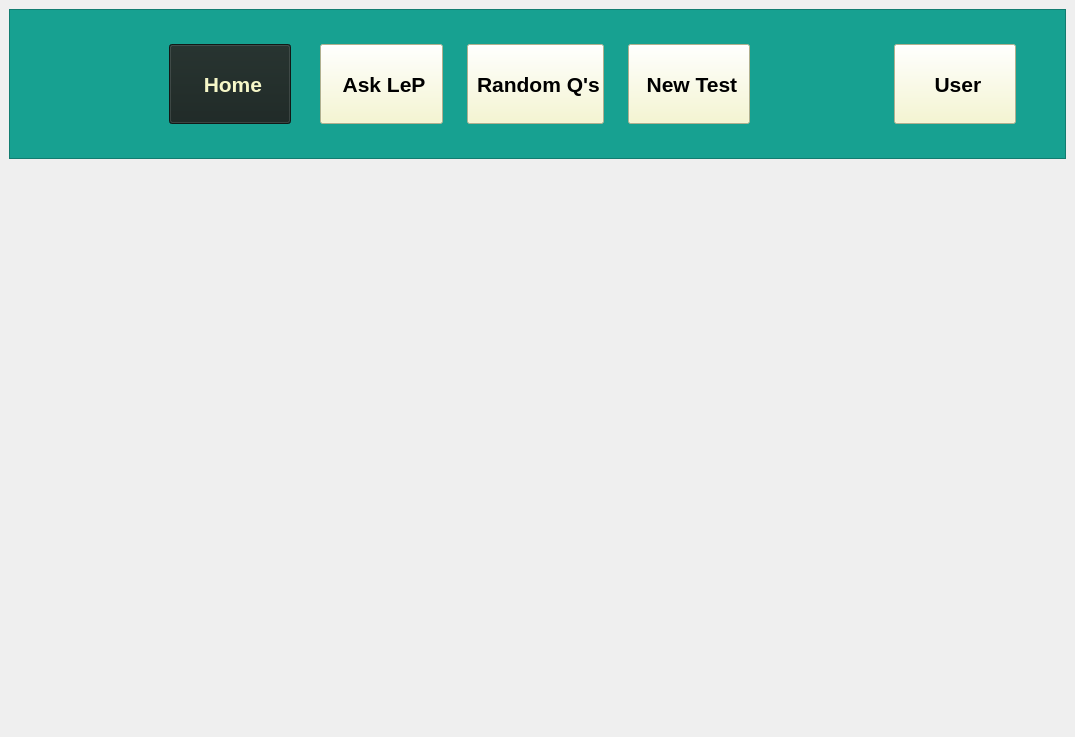
adibozzhanov/LeProgram, file src/views/ui/main.ui: the form before one commit.
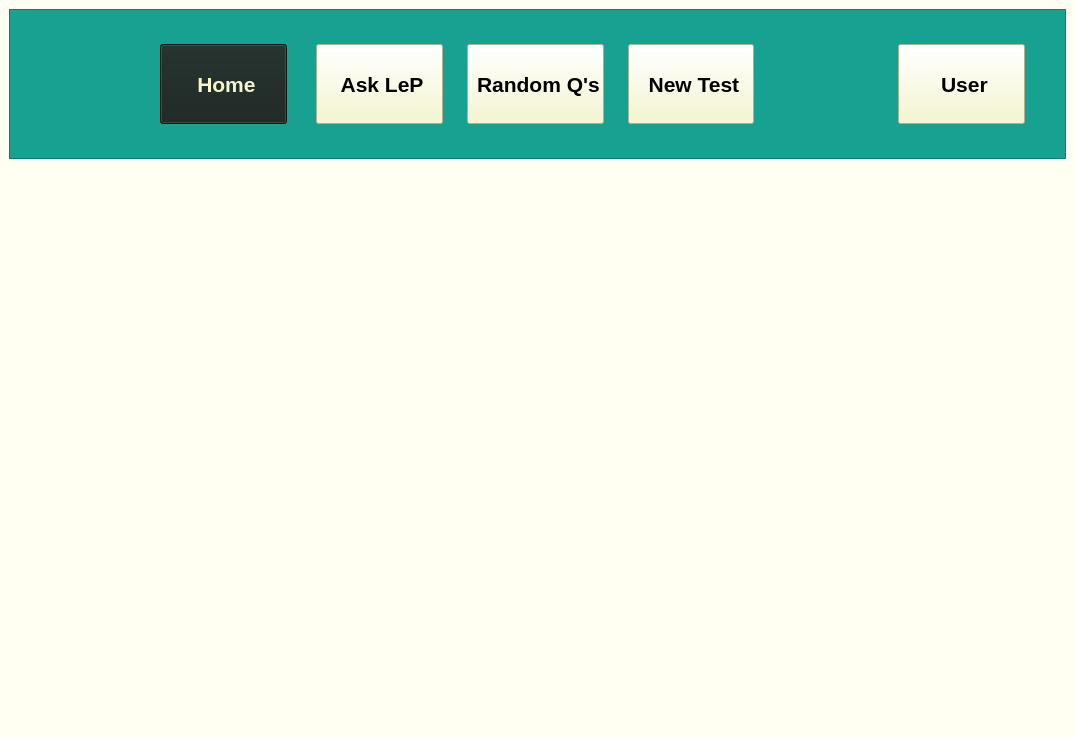
The form after the commit. Icons and pictures are not drawn.

Diff of the .ui file:
```diff
--- a/src/views/ui/main.ui
+++ b/src/views/ui/main.ui
@@ -18,6 +18,9 @@
   <property name="windowTitle">
    <string>Leprogram</string>
   </property>
+  <property name="styleSheet">
+   <string notr="true">background-color: rgb(255, 255, 242);</string>
+  </property>
   <property name="tabShape">
    <enum>QTabWidget::Triangular</enum>
   </property>
@@ -66,7 +69,16 @@
         <number>24</number>
        </property>
        <property name="leftMargin">
-        <number>9</number>
+        <number>0</number>
+       </property>
+       <property name="topMargin">
+        <number>0</number>
+       </property>
+       <property name="rightMargin">
+        <number>0</number>
+       </property>
+       <property name="bottomMargin">
+        <number>0</number>
        </property>
        <item>
         <spacer name="leftSpacer">
```
